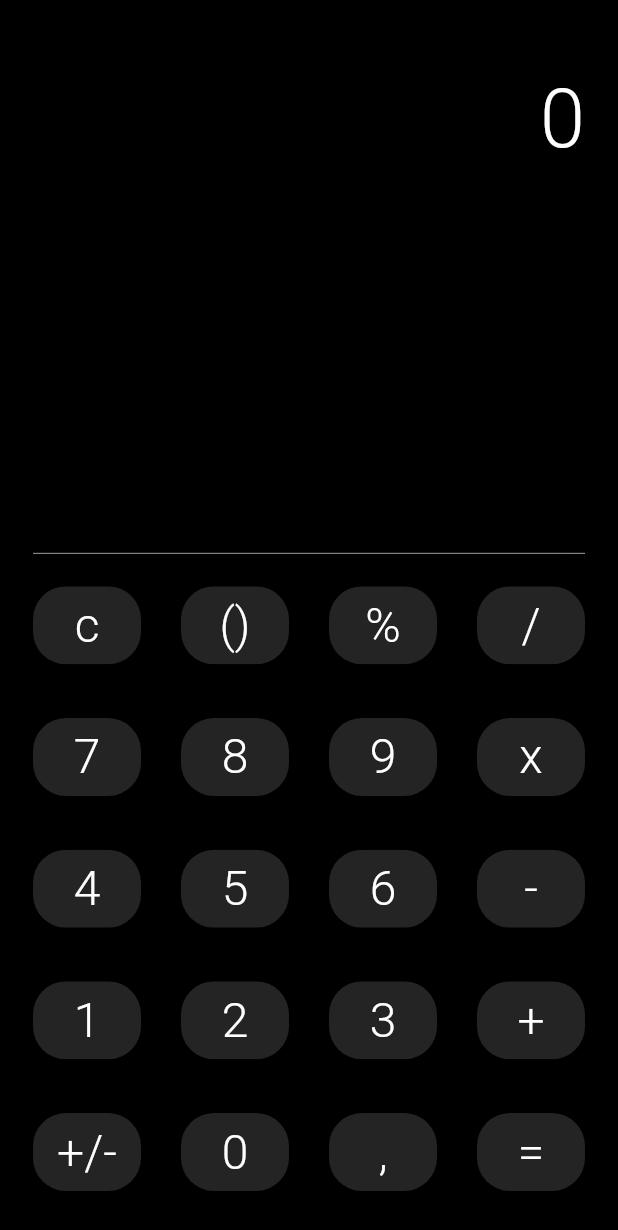
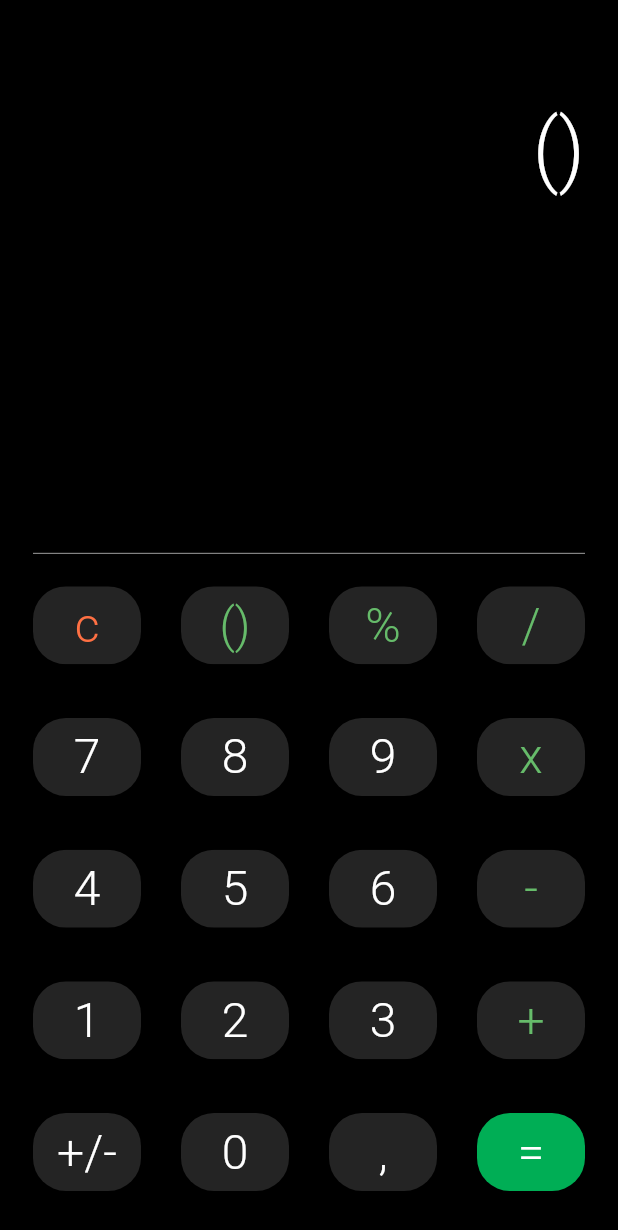
Before and after one commit to Emil1483/Calculator, a Flutter app: the screen it shows after launch, after a tap on "()", on a phone screen of 412 x 824 dp. Shown: the top 1230 px of the screen. Run offline on Flutter 3.47's test engine with Material 2 defaults, Android fonts, the light colour scheme and no system bars.

Commit message:
clean code

```diff
--- a/lib/routes/home_route.dart
+++ b/lib/routes/home_route.dart
@@ -6,20 +6,51 @@ class HomeRoute extends StatefulWidget {
 }
 
 class _HomeRouteState extends State<HomeRoute> {
+  String calculate = "";
+
+  Color _getColor(String str) {
+    if (str == "c") return Colors.deepOrange[400];
+    try {
+      int.parse(str);
+      return Colors.white;
+    } on FormatException {
+      if (str == "+/-" || str == "," || str == "=") return Colors.white;
+      return Colors.green[400];
+    }
+  }
+
+  Color _getBackground(String str) {
+    if (str == "=") return Color(0xff00ae55);
+    return Theme.of(context).cardColor;
+  }
+
+  void operate(String str) {
+    if (str == "c") {
+      setState(() => calculate = "");
+      return;
+    }
+    if (calculate.length == 1 && calculate[0] == "0") calculate = "";
+    if (str == "," && calculate.contains(",")) return;
+    setState(() => calculate += str);
+  }
+
   Widget _buildButton(String str) {
     return ClipRRect(
       borderRadius: BorderRadius.circular(22.0),
       child: Material(
-        color: Theme.of(context).cardColor,
+        color: _getBackground(str),
         child: InkWell(
-          onTap: () {},
+          onTap: () => operate(str),
           child: Container(
             width: 72.0,
             height: 52.0,
             alignment: Alignment.center,
             child: Text(
               str,
-              style: Theme.of(context).textTheme.button,
+              style: Theme.of(context)
+                  .textTheme
+                  .button
+                  .copyWith(color: _getColor(str)),
             ),
           ),
         ),
@@ -46,12 +77,12 @@ class _HomeRouteState extends State<HomeRoute> {
               child: Padding(
                 padding: EdgeInsets.only(
                   bottom: 14.0,
-                  top: 32.0,
+                  top: 52.0,
                 ),
                 child: Align(
                   alignment: Alignment.topRight,
                   child: Text(
-                    "0",
+                    calculate,
                     style: Theme.of(context).textTheme.title,
                   ),
                 ),
```
